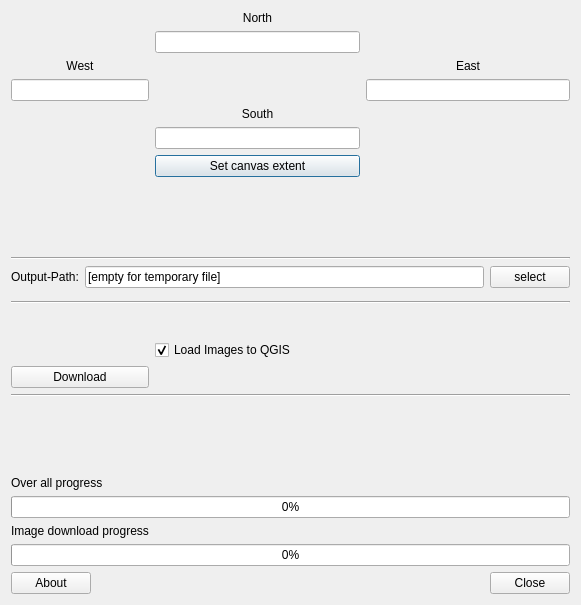
Before: the Qt Designer form srtm_downloader_dialog_base.ui in hdus/SRTM-Downloader, drawn with Qt 5.
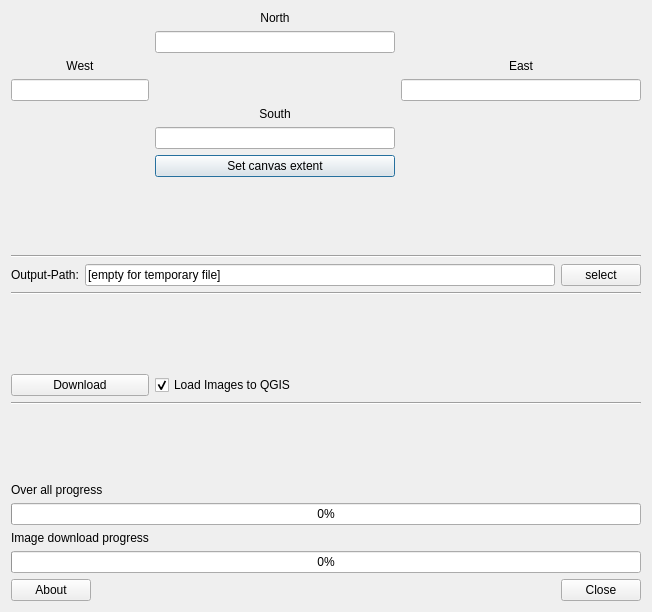
After: the same form once the commit is applied.

Diff of the .ui file:
```diff
--- a/srtm_downloader_dialog_base.ui
+++ b/srtm_downloader_dialog_base.ui
@@ -6,15 +6,31 @@
    <rect>
     <x>0</x>
     <y>0</y>
-    <width>581</width>
-    <height>605</height>
+    <width>652</width>
+    <height>612</height>
    </rect>
   </property>
+  <property name="sizePolicy">
+   <sizepolicy hsizetype="Preferred" vsizetype="Preferred">
+    <horstretch>0</horstretch>
+    <verstretch>0</verstretch>
+   </sizepolicy>
+  </property>
   <property name="windowTitle">
    <string>SRTM Downloader</string>
   </property>
   <layout class="QGridLayout" name="gridLayout">
-   <item row="18" column="0" colspan="4">
+   <item row="12" column="2">
+    <widget class="QCheckBox" name="chk_load_image">
+     <property name="text">
+      <string>Load Images to QGIS</string>
+     </property>
+     <property name="checked">
+      <bool>true</bool>
+     </property>
+    </widget>
+   </item>
+   <item row="19" column="0" colspan="4">
     <widget class="QProgressBar" name="image_progressBar">
      <property name="value">
       <number>0</number>
@@ -82,7 +98,7 @@
      </property>
     </spacer>
    </item>
-   <item row="19" column="3">
+   <item row="20" column="3">
     <widget class="QDialogButtonBox" name="button_box">
      <property name="orientation">
       <enum>Qt::Horizontal</enum>
@@ -92,21 +108,21 @@
      </property>
     </widget>
    </item>
-   <item row="16" column="0" colspan="4">
+   <item row="17" column="0" colspan="4">
     <widget class="QProgressBar" name="overall_progressBar">
      <property name="value">
       <number>0</number>
      </property>
     </widget>
    </item>
-   <item row="15" column="0" colspan="2">
+   <item row="16" column="0" colspan="2">
     <widget class="QLabel" name="label_6">
      <property name="text">
       <string>Over all progress</string>
      </property>
     </widget>
    </item>
-   <item row="14" column="0">
+   <item row="15" column="0">
     <spacer name="verticalSpacer_4">
      <property name="orientation">
       <enum>Qt::Vertical</enum>
@@ -119,7 +135,7 @@
      </property>
     </spacer>
    </item>
-   <item row="19" column="0">
+   <item row="20" column="0">
     <widget class="QPushButton" name="btn_about">
      <property name="maximumSize">
       <size>
@@ -164,19 +180,6 @@
      </item>
     </layout>
    </item>
-   <item row="8" column="1" rowspan="2">
-    <spacer name="verticalSpacer">
-     <property name="orientation">
-      <enum>Qt::Vertical</enum>
-     </property>
-     <property name="sizeHint" stdset="0">
-      <size>
-       <width>20</width>
-       <height>40</height>
-      </size>
-     </property>
-    </spacer>
-   </item>
    <item row="2" column="2">
     <layout class="QVBoxLayout" name="verticalLayout_3">
      <item>
@@ -218,36 +221,39 @@
      </item>
     </layout>
    </item>
-   <item row="17" column="0" colspan="2">
+   <item row="18" column="0" colspan="2">
     <widget class="QLabel" name="label_7">
      <property name="text">
       <string>Image download progress</string>
      </property>
     </widget>
    </item>
-   <item row="13" column="0" colspan="4">
+   <item row="14" column="0" colspan="4">
     <widget class="Line" name="line_3">
      <property name="orientation">
       <enum>Qt::Horizontal</enum>
      </property>
     </widget>
    </item>
-   <item row="11" column="0" colspan="2">
+   <item row="12" column="0" colspan="2">
     <widget class="QPushButton" name="btn_download">
      <property name="text">
       <string>Download</string>
      </property>
     </widget>
    </item>
-   <item row="10" column="2">
-    <widget class="QCheckBox" name="chk_load_image">
-     <property name="text">
-      <string>Load Images to QGIS</string>
+   <item row="11" column="0">
+    <spacer name="verticalSpacer">
+     <property name="orientation">
+      <enum>Qt::Vertical</enum>
      </property>
-     <property name="checked">
-      <bool>true</bool>
+     <property name="sizeHint" stdset="0">
+      <size>
+       <width>20</width>
+       <height>40</height>
+      </size>
      </property>
-    </widget>
+    </spacer>
    </item>
   </layout>
  </widget>
```
